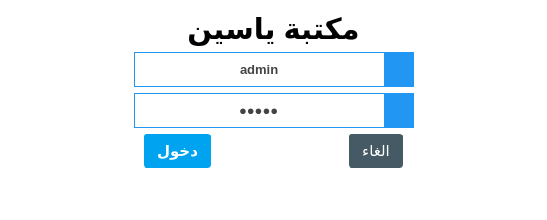
This is login.ui in ashraf-kx/maktaba-assistant as Qt 5 draws it before an edit. The edited form follows.
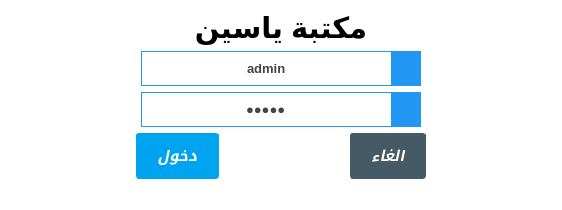
This is the edited form. Icons and pictures are not drawn.

What changed in the file:
```diff
--- a/login.ui
+++ b/login.ui
@@ -6,8 +6,8 @@
    <rect>
     <x>0</x>
     <y>0</y>
-    <width>547</width>
-    <height>220</height>
+    <width>562</width>
+    <height>206</height>
    </rect>
   </property>
   <property name="windowTitle">
@@ -79,9 +79,9 @@
        </property>
        <property name="font">
         <font>
-         <family>Arial</family>
          <pointsize>10</pointsize>
          <weight>75</weight>
+         <italic>false</italic>
          <bold>true</bold>
         </font>
        </property>
@@ -351,8 +351,8 @@
          <family>Ubuntu</family>
          <pointsize>-1</pointsize>
          <weight>75</weight>
+         <italic>true</italic>
          <bold>true</bold>
-         <kerning>false</kerning>
         </font>
        </property>
        <property name="cursor">
@@ -394,7 +394,7 @@
 </string>
        </property>
        <property name="text">
-        <string>دخول</string>
+        <string>  دخول  </string>
        </property>
        <property name="icon">
         <iconset resource="Icons.qrc">
@@ -433,6 +433,9 @@
         <font>
          <family>Ubuntu</family>
          <pointsize>-1</pointsize>
+         <weight>75</weight>
+         <italic>true</italic>
+         <bold>true</bold>
         </font>
        </property>
        <property name="cursor">
@@ -475,7 +478,7 @@
 </string>
        </property>
        <property name="text">
-        <string>الغاء</string>
+        <string>  الغاء  </string>
        </property>
        <property name="icon">
         <iconset resource="Icons.qrc">
```
